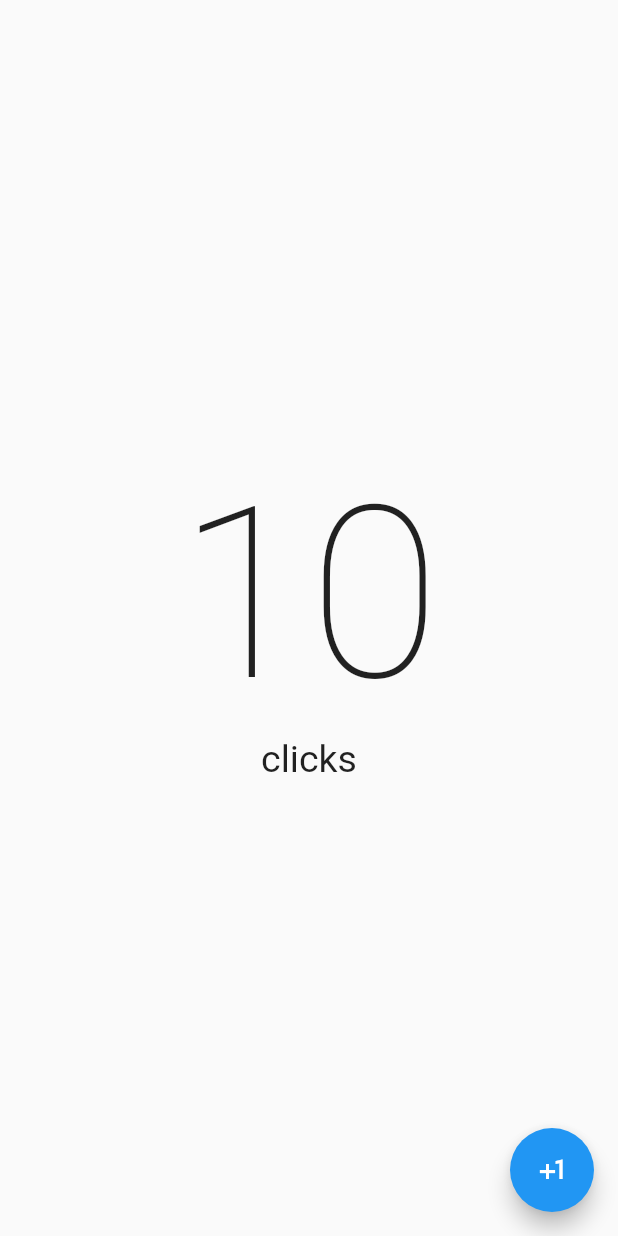
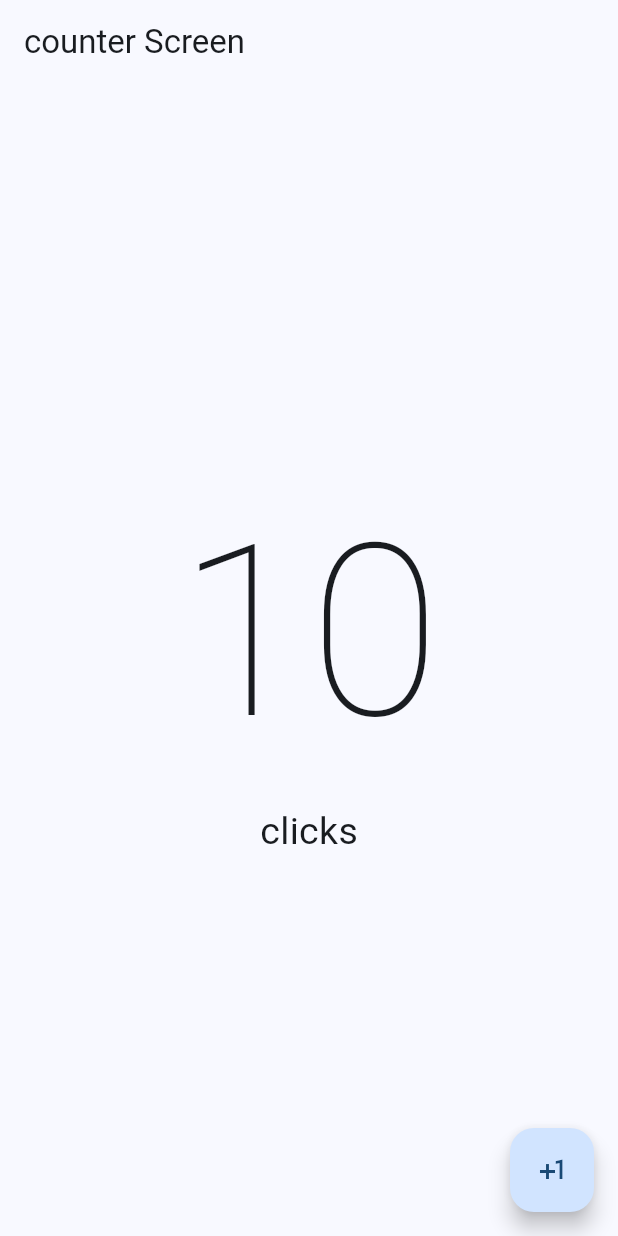
Before and after one commit to miusarname2/FLUTTER_hello_world_app, a Flutter app: the screen it shows after launch, on a phone screen of 412 x 824 dp. Run offline on Flutter 3.47's test engine with Material 2 defaults, Android fonts, the phone set to English and light mode, and no system bars.

Commit message:
feat: :lipstick: Se actualizaron los estilos y la UI
Se actualizaron los estilos y la User Interface con el fin de que sea más amigable para el usuario

```diff
--- a/lib/main.dart
+++ b/lib/main.dart
@@ -13,9 +13,13 @@ class MyApp extends StatelessWidget{
 
   @override
   Widget build(BuildContext context) {
-    return const MaterialApp(
+    return  MaterialApp(
       debugShowCheckedModeBanner: false,
-      home:CounterScreen()
+      theme: ThemeData(
+        useMaterial3: true,
+         colorSchemeSeed: Colors.blue,
+      ),
+      home:const CounterScreen()
     );
   }
 
--- a/lib/presentation/screens/counter/counter_screen.dart
+++ b/lib/presentation/screens/counter/counter_screen.dart
@@ -6,6 +6,9 @@ class CounterScreen extends StatelessWidget {
   @override
   Widget build(BuildContext context) {
     return Scaffold(
+      appBar: AppBar(
+        title: const Text('counter Screen'),
+      ) ,
         body: const Center(
           child:Column(
             mainAxisAlignment: MainAxisAlignment.center,
```
